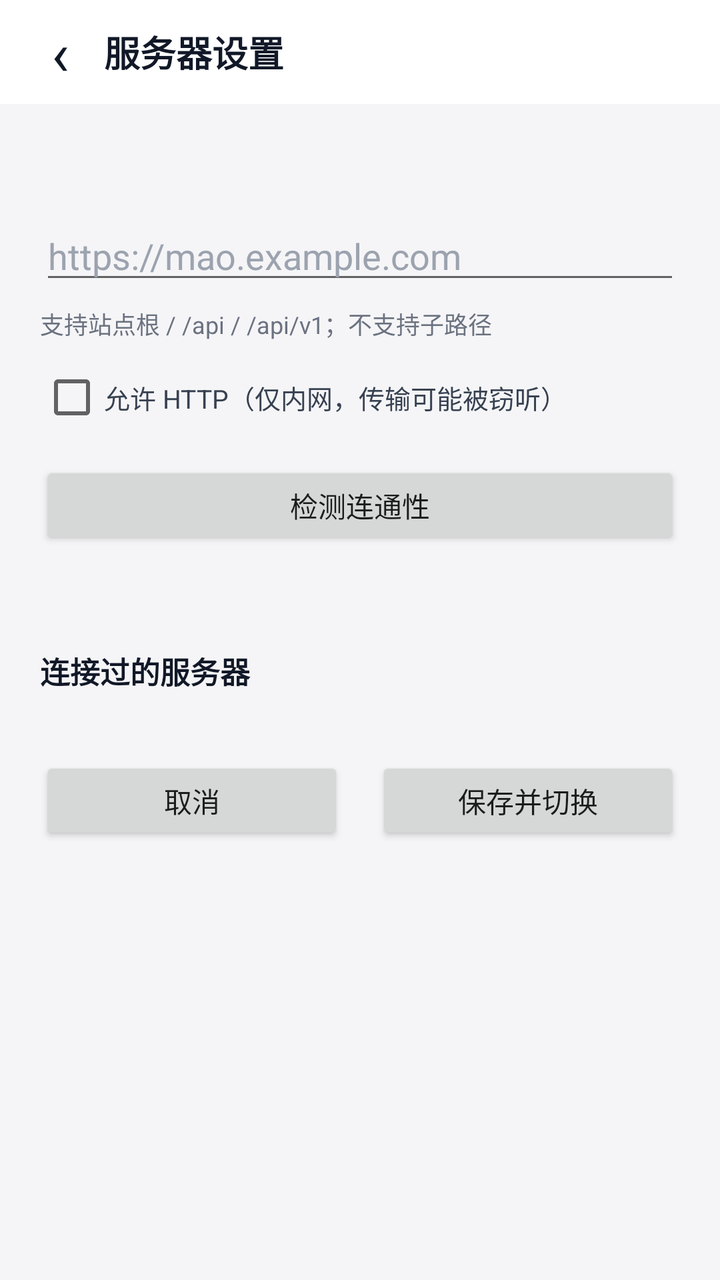
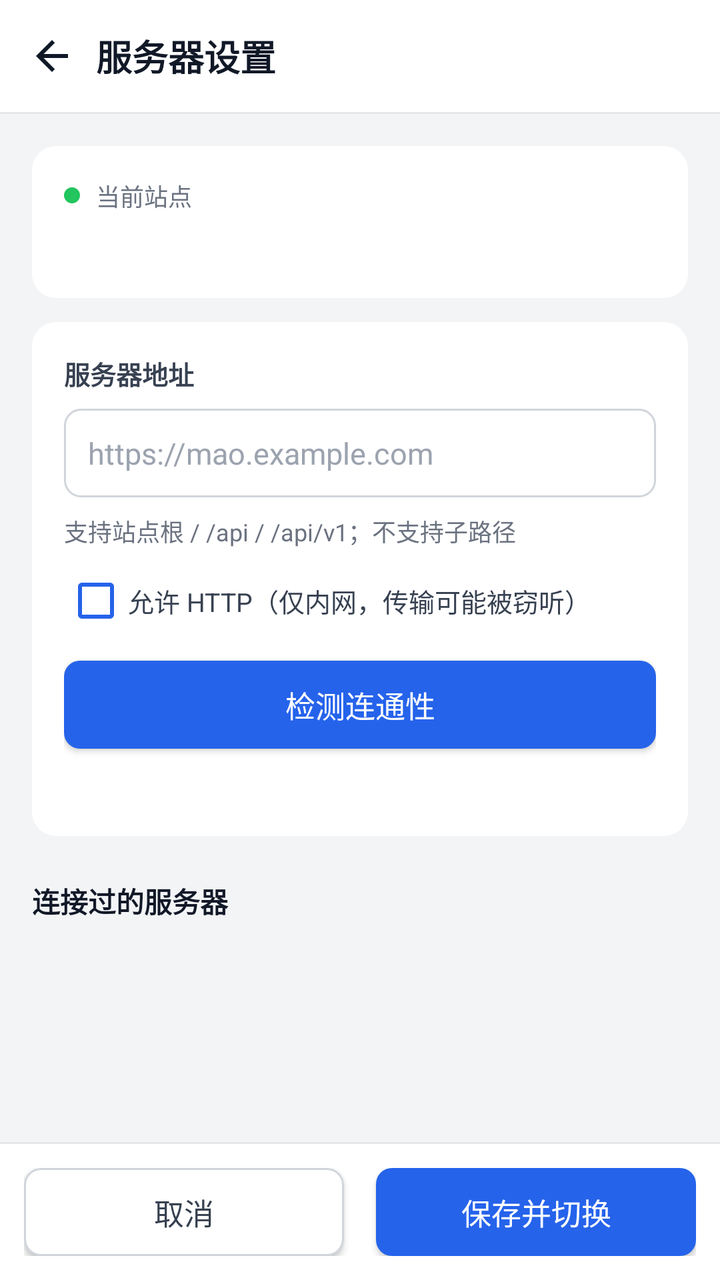

Two renders of the same Android screen: before a commit and after it. Below are the layout's source before the change and the commit's diff.
<!-- AndroidManifest.xml: activity theme AppTheme.NoActionBar -->
<!-- res/layout/activity_server_picker.xml -->
<?xml version="1.0" encoding="utf-8"?>
<LinearLayout xmlns:android="http://schemas.android.com/apk/res/android"
    android:layout_width="match_parent"
    android:layout_height="match_parent"
    android:background="#f5f5f7"
    android:fitsSystemWindows="true"
    android:orientation="vertical">

    <LinearLayout
        android:layout_width="match_parent"
        android:layout_height="52dp"
        android:background="#ffffff"
        android:gravity="center_vertical"
        android:orientation="horizontal"
        android:paddingStart="8dp"
        android:paddingEnd="16dp">

        <TextView
            android:id="@+id/backButton"
            android:layout_width="44dp"
            android:layout_height="44dp"
            android:contentDescription="@string/server_settings_back"
            android:clickable="true"
            android:focusable="true"
            android:gravity="center"
            android:text="‹"
            android:textColor="#111827"
            android:textSize="30sp" />

        <TextView
            android:layout_width="0dp"
            android:layout_height="wrap_content"
            android:layout_weight="1"
            android:text="@string/server_settings_title"
            android:textColor="#111827"
            android:textSize="18sp"
            android:textStyle="bold" />
    </LinearLayout>

    <ScrollView
        android:layout_width="match_parent"
        android:layout_height="0dp"
        android:layout_weight="1"
        android:fillViewport="true">

        <LinearLayout
            android:layout_width="match_parent"
            android:layout_height="wrap_content"
            android:orientation="vertical"
            android:padding="20dp">

            <TextView
                android:id="@+id/currentUrlText"
                android:layout_width="match_parent"
                android:layout_height="wrap_content"
                android:textColor="#6b7280"
                android:textSize="13sp" />

            <EditText
                android:id="@+id/urlInput"
                android:layout_width="match_parent"
                android:layout_height="wrap_content"
                android:layout_marginTop="16dp"
                android:hint="@string/server_address_hint"
                android:importantForAutofill="no"
                android:inputType="textUri"
                android:singleLine="true"
                android:textColor="#111827"
                android:textColorHint="#9ca3af" />

            <TextView
                android:layout_width="match_parent"
                android:layout_height="wrap_content"
                android:layout_marginTop="6dp"
                android:text="@string/server_address_help"
                android:textColor="#6b7280"
                android:textSize="12sp" />

            <CheckBox
                android:id="@+id/allowHttpCheck"
                android:layout_width="match_parent"
                android:layout_height="wrap_content"
                android:layout_marginTop="12dp"
                android:text="@string/server_allow_http"
                android:textColor="#374151"
                android:textSize="13sp" />

            <Button
                android:id="@+id/probeButton"
                android:layout_width="match_parent"
                android:layout_height="44dp"
                android:layout_marginTop="16dp"
                android:text="@string/server_probe" />

            <TextView
                android:id="@+id/probeStatus"
                android:layout_width="match_parent"
                android:layout_height="wrap_content"
                android:layout_marginTop="10dp"
                android:textColor="#374151"
                android:textSize="13sp" />

            <TextView
                android:layout_width="match_parent"
                android:layout_height="wrap_content"
                android:layout_marginTop="22dp"
                android:text="@string/server_history_title"
                android:textColor="#111827"
                android:textSize="15sp"
                android:textStyle="bold" />

            <LinearLayout
                android:id="@+id/historyContainer"
                android:layout_width="match_parent"
                android:layout_height="wrap_content"
                android:layout_marginTop="8dp"
                android:orientation="vertical" />

            <LinearLayout
                android:layout_width="match_parent"
                android:layout_height="wrap_content"
                android:layout_marginTop="24dp"
                android:orientation="horizontal">

                <Button
                    android:id="@+id/cancelButton"
                    android:layout_width="0dp"
                    android:layout_height="44dp"
                    android:layout_marginEnd="8dp"
                    android:layout_weight="1"
                    android:text="@string/server_cancel" />

                <Button
                    android:id="@+id/saveButton"
                    android:layout_width="0dp"
                    android:layout_height="44dp"
                    android:layout_marginStart="8dp"
                    android:layout_weight="1"
                    android:text="@string/server_save" />
            </LinearLayout>
        </LinearLayout>
    </ScrollView>
</LinearLayout>
<!-- resources referenced by this layout -->
<resources>
  <string name="server_address_help">支持站点根 / /api / /api/v1；不支持子路径</string>
  <string name="server_address_hint">https://mao.example.com</string>
  <string name="server_allow_http">允许 HTTP（仅内网，传输可能被窃听）</string>
  <string name="server_cancel">取消</string>
  <string name="server_history_title">连接过的服务器</string>
  <string name="server_probe">检测连通性</string>
  <string name="server_save">保存并切换</string>
  <string name="server_settings_back">返回</string>
  <string name="server_settings_title">服务器设置</string>
  <!-- unchanged entries left out for length: 1 -->
</resources>

<!-- the commit's change to res/layout/activity_server_picker.xml (unified diff, before → after) -->
@@ -2,30 +2,29 @@
 <LinearLayout xmlns:android="http://schemas.android.com/apk/res/android"
     android:layout_width="match_parent"
     android:layout_height="match_parent"
-    android:background="#f5f5f7"
+    android:background="#f3f4f6"
     android:fitsSystemWindows="true"
     android:orientation="vertical">
 
+    
     <LinearLayout
         android:layout_width="match_parent"
-        android:layout_height="52dp"
+        android:layout_height="56dp"
         android:background="#ffffff"
         android:gravity="center_vertical"
         android:orientation="horizontal"
-        android:paddingStart="8dp"
+        android:paddingStart="4dp"
         android:paddingEnd="16dp">
 
-        <TextView
+        <ImageButton
             android:id="@+id/backButton"
             android:layout_width="44dp"
             android:layout_height="44dp"
+            android:background="?attr/selectableItemBackgroundBorderless"
             android:contentDescription="@string/server_settings_back"
-            android:clickable="true"
-            android:focusable="true"
-            android:gravity="center"
-            android:text="‹"
-            android:textColor="#111827"
-            android:textSize="30sp" />
+            android:padding="10dp"
+            android:src="@drawable/ic_arrow_back"
+            android:tint="#111827" />
 
         <TextView
             android:layout_width="0dp"
@@ -37,6 +36,11 @@
             android:textStyle="bold" />
     </LinearLayout>
 
+    <View
+        android:layout_width="match_parent"
+        android:layout_height="1dp"
+        android:background="#e5e7eb" />
+
     <ScrollView
         android:layout_width="match_parent"
         android:layout_height="0dp"
@@ -47,58 +51,117 @@
             android:layout_width="match_parent"
             android:layout_height="wrap_content"
             android:orientation="vertical"
-            android:padding="20dp">
-
-            <TextView
-                android:id="@+id/currentUrlText"
-                android:layout_width="match_parent"
-                android:layout_height="wrap_content"
-                android:textColor="#6b7280"
-                android:textSize="13sp" />
-
-            <EditText
-                android:id="@+id/urlInput"
-                android:layout_width="match_parent"
-                android:layout_height="wrap_content"
-                android:layout_marginTop="16dp"
-                android:hint="@string/server_address_hint"
-                android:importantForAutofill="no"
-                android:inputType="textUri"
-                android:singleLine="true"
-                android:textColor="#111827"
-                android:textColorHint="#9ca3af" />
-
-            <TextView
-                android:layout_width="match_parent"
-                android:layout_height="wrap_content"
-                android:layout_marginTop="6dp"
-                android:text="@string/server_address_help"
-                android:textColor="#6b7280"
-                android:textSize="12sp" />
-
-            <CheckBox
-                android:id="@+id/allowHttpCheck"
+            android:padding="16dp">
+
+            
+            <LinearLayout
+                android:layout_width="match_parent"
+                android:layout_height="wrap_content"
+                android:background="@drawable/bg_card"
+                android:orientation="vertical"
+                android:padding="16dp">
+
+                <LinearLayout
+                    android:layout_width="wrap_content"
+                    android:layout_height="wrap_content"
+                    android:gravity="center_vertical"
+                    android:orientation="horizontal">
+
+                    <View
+                        android:layout_width="8dp"
+                        android:layout_height="8dp"
+                        android:background="@drawable/bg_dot_green" />
+
+                    <TextView
+                        android:layout_width="wrap_content"
+                        android:layout_height="wrap_content"
+                        android:layout_marginStart="8dp"
+                        android:text="@string/server_current_label"
+                        android:textColor="#6b7280"
+                        android:textSize="12sp" />
+                </LinearLayout>
+
+                <TextView
+                    android:id="@+id/currentUrlText"
+                    android:layout_width="match_parent"
+                    android:layout_height="wrap_content"
+                    android:layout_marginTop="6dp"
+                    android:textColor="#111827"
+                    android:textIsSelectable="true"
+                    android:textSize="15sp" />
+            </LinearLayout>
+
+            
+            <LinearLayout
                 android:layout_width="match_parent"
                 android:layout_height="wrap_content"
                 android:layout_marginTop="12dp"
-                android:text="@string/server_allow_http"
-                android:textColor="#374151"
-                android:textSize="13sp" />
-
-            <Button
-                android:id="@+id/probeButton"
-                android:layout_width="match_parent"
-                android:layout_height="44dp"
-                android:layout_marginTop="16dp"
-                android:text="@string/server_probe" />
-
-            <TextView
-                android:id="@+id/probeStatus"
-                android:layout_width="match_parent"
-                android:layout_height="wrap_content"
-                android:layout_marginTop="10dp"
-                android:textColor="#374151"
-                android:textSize="13sp" />
+                android:background="@drawable/bg_card"
+                android:orientation="vertical"
+                android:padding="16dp">
+
+                <TextView
+                    android:layout_width="match_parent"
+                    android:layout_height="wrap_content"
+                    android:text="@string/server_address_label"
+                    android:textColor="#374151"
+                    android:textSize="13sp"
+                    android:textStyle="bold" />
+
+                <EditText
+                    android:id="@+id/urlInput"
+                    android:layout_width="match_parent"
+                    android:layout_height="wrap_content"
+                    android:layout_marginTop="8dp"
+                    android:background="@drawable/bg_input"
+                    android:hint="@string/server_address_hint"
+                    android:importantForAutofill="no"
+                    android:inputType="textUri"
+                    android:paddingStart="12dp"
+                    android:paddingTop="12dp"
+                    android:paddingEnd="12dp"
+                    android:paddingBottom="12dp"
+                    android:singleLine="true"
+                    android:textColor="#111827"
+                    android:textColorHint="#9ca3af"
+                    android:textSize="15sp" />
+
+                <TextView
+                    android:layout_width="match_parent"
+                    android:layout_height="wrap_content"
+                    android:layout_marginTop="8dp"
+                    android:text="@string/server_address_help"
+                    android:textColor="#6b7280"
+                    android:textSize="12sp" />
+
+                <CheckBox
+                    android:id="@+id/allowHttpCheck"
+                    android:layout_width="match_parent"
+                    android:layout_height="wrap_content"
+                    android:layout_marginTop="10dp"
+                    android:buttonTint="#2563eb"
+                    android:text="@string/server_allow_http"
+                    android:textColor="#374151"
+                    android:textSize="13sp" />
+
+                <Button
+                    android:id="@+id/probeButton"
+                    android:layout_width="match_parent"
+                    android:layout_height="44dp"
+                    android:layout_marginTop="14dp"
+                    android:background="@drawable/bg_button_primary"
+                    android:text="@string/server_probe"
+                    android:textColor="#ffffff"
+                    android:textSize="15sp" />
+
+                <TextView
+                    android:id="@+id/probeStatus"
+                    android:layout_width="match_parent"
+                    android:layout_height="wrap_content"
+                    android:layout_marginTop="10dp"
+                    android:textColor="#374151"
+                    android:textSize="13sp" />
+            </LinearLayout>
 
             <TextView
                 android:layout_width="match_parent"
@@ -106,38 +169,51 @@
                 android:layout_marginTop="22dp"
                 android:text="@string/server_history_title"
                 android:textColor="#111827"
-                android:textSize="15sp"
+                android:textSize="14sp"
                 android:textStyle="bold" />
 
             <LinearLayout
                 android:id="@+id/historyContainer"
                 android:layout_width="match_parent"
                 android:layout_height="wrap_content"
-                android:layout_marginTop="8dp"
+                android:layout_marginTop="10dp"
                 android:orientation="vertical" />
-
-            <LinearLayout
-                android:layout_width="match_parent"
-                android:layout_height="wrap_content"
-                android:layout_marginTop="24dp"
-                android:orientation="horizontal">
-
-                <Button
-                    android:id="@+id/cancelButton"
-                    android:layout_width="0dp"
-                    android:layout_height="44dp"
-                    android:layout_marginEnd="8dp"
-                    android:layout_weight="1"
-                    android:text="@string/server_cancel" />
-
-                <Button
-                    android:id="@+id/saveButton"
-                    android:layout_width="0dp"
-                    android:layout_height="44dp"
-                    android:layout_marginStart="8dp"
-                    android:layout_weight="1"
-                    android:text="@string/server_save" />
-            </LinearLayout>
         </LinearLayout>
     </ScrollView>
+
+    
+    <View
+        android:layout_width="match_parent"
+        android:layout_height="1dp"
+        android:background="#e5e7eb" />
+
+    <LinearLayout
+        android:layout_width="match_parent"
+        android:layout_height="wrap_content"
+        android:background="#ffffff"
+        android:orientation="horizontal"
+        android:padding="12dp">
+
+        <Button
+            android:id="@+id/cancelButton"
+            android:layout_width="0dp"
+            android:layout_height="44dp"
+            android:layout_marginEnd="8dp"
+            android:layout_weight="1"
+            android:background="@drawable/bg_button_secondary"
+            android:text="@string/server_cancel"
+            android:textColor="#374151"
+            android:textSize="15sp" />
+
+        <Button
+            android:id="@+id/saveButton"
+            android:layout_width="0dp"
+            android:layout_height="44dp"
+            android:layout_marginStart="8dp"
+            android:layout_weight="1"
+            android:background="@drawable/bg_button_primary"
+            android:text="@string/server_save"
+            android:textColor="#ffffff"
+            android:textSize="15sp" />
+    </LinearLayout>
 </LinearLayout>
<!-- resource entries referenced after the edit -->
@@ -1,9 +1,98 @@
 <!-- resources referenced by this layout -->
 <resources>
+  <!-- drawable bg_button_primary (drawable) -->
+  <?xml version="1.0" encoding="utf-8"?>
+  <selector xmlns:android="http://schemas.android.com/apk/res/android">
+      <item android:state_enabled="false">
+          <shape android:shape="rectangle">
+              <solid android:color="#93c5fd" />
+              <corners android:radius="8dp" />
+          </shape>
+      </item>
+      <item android:state_pressed="true">
+          <shape android:shape="rectangle">
+              <solid android:color="#1d4ed8" />
+              <corners android:radius="8dp" />
+          </shape>
+      </item>
+      <item>
+          <shape android:shape="rectangle">
+              <solid android:color="#2563eb" />
+              <corners android:radius="8dp" />
+          </shape>
+      </item>
+  </selector>
+  <!-- drawable bg_button_secondary (drawable) -->
+  <?xml version="1.0" encoding="utf-8"?>
+  <selector xmlns:android="http://schemas.android.com/apk/res/android">
+      <item android:state_enabled="false">
+          <shape android:shape="rectangle">
+              <solid android:color="#f9fafb" />
+              <stroke android:width="1dp" android:color="#e5e7eb" />
+              <corners android:radius="8dp" />
+          </shape>
+      </item>
+      <item android:state_pressed="true">
+          <shape android:shape="rectangle">
+              <solid android:color="#f3f4f6" />
+              <stroke android:width="1dp" android:color="#d1d5db" />
+              <corners android:radius="8dp" />
+          </shape>
+      </item>
+      <item>
+          <shape android:shape="rectangle">
+              <solid android:color="#ffffff" />
+              <stroke android:width="1dp" android:color="#d1d5db" />
+              <corners android:radius="8dp" />
+          </shape>
+      </item>
+  </selector>
+  <!-- drawable bg_card (drawable) -->
+  <?xml version="1.0" encoding="utf-8"?>
+  <shape xmlns:android="http://schemas.android.com/apk/res/android" android:shape="rectangle">
+      <solid android:color="#ffffff" />
+      <corners android:radius="12dp" />
+  </shape>
+  <!-- drawable bg_dot_green (drawable) -->
+  <?xml version="1.0" encoding="utf-8"?>
+  <shape xmlns:android="http://schemas.android.com/apk/res/android" android:shape="oval">
+      <solid android:color="#22c55e" />
+  </shape>
+  <!-- drawable bg_input (drawable) -->
+  <?xml version="1.0" encoding="utf-8"?>
+  <selector xmlns:android="http://schemas.android.com/apk/res/android">
+      <item android:state_focused="true">
+          <shape android:shape="rectangle">
+              <solid android:color="#ffffff" />
+              <stroke android:width="1.5dp" android:color="#2563eb" />
+              <corners android:radius="8dp" />
+          </shape>
+      </item>
+      <item>
+          <shape android:shape="rectangle">
+              <solid android:color="#ffffff" />
+              <stroke android:width="1dp" android:color="#d1d5db" />
+              <corners android:radius="8dp" />
+          </shape>
+      </item>
+  </selector>
+  <!-- drawable ic_arrow_back (drawable) -->
+  <?xml version="1.0" encoding="utf-8"?>
+  <vector xmlns:android="http://schemas.android.com/apk/res/android"
+      android:width="24dp"
+      android:height="24dp"
+      android:viewportWidth="24"
+      android:viewportHeight="24">
+      <path
+          android:fillColor="#000000"
+          android:pathData="M20,11H7.83l5.59,-5.59L12,4l-8,8 8,8 1.41,-1.41L7.83,13H20v-2z" />
+  </vector>
   <string name="server_address_help">支持站点根 / /api / /api/v1；不支持子路径</string>
   <string name="server_address_hint">https://mao.example.com</string>
+  <string name="server_address_label">服务器地址</string>
   <string name="server_allow_http">允许 HTTP（仅内网，传输可能被窃听）</string>
   <string name="server_cancel">取消</string>
+  <string name="server_current_label">当前站点</string>
   <string name="server_history_title">连接过的服务器</string>
   <string name="server_probe">检测连通性</string>
   <string name="server_save">保存并切换</string>
